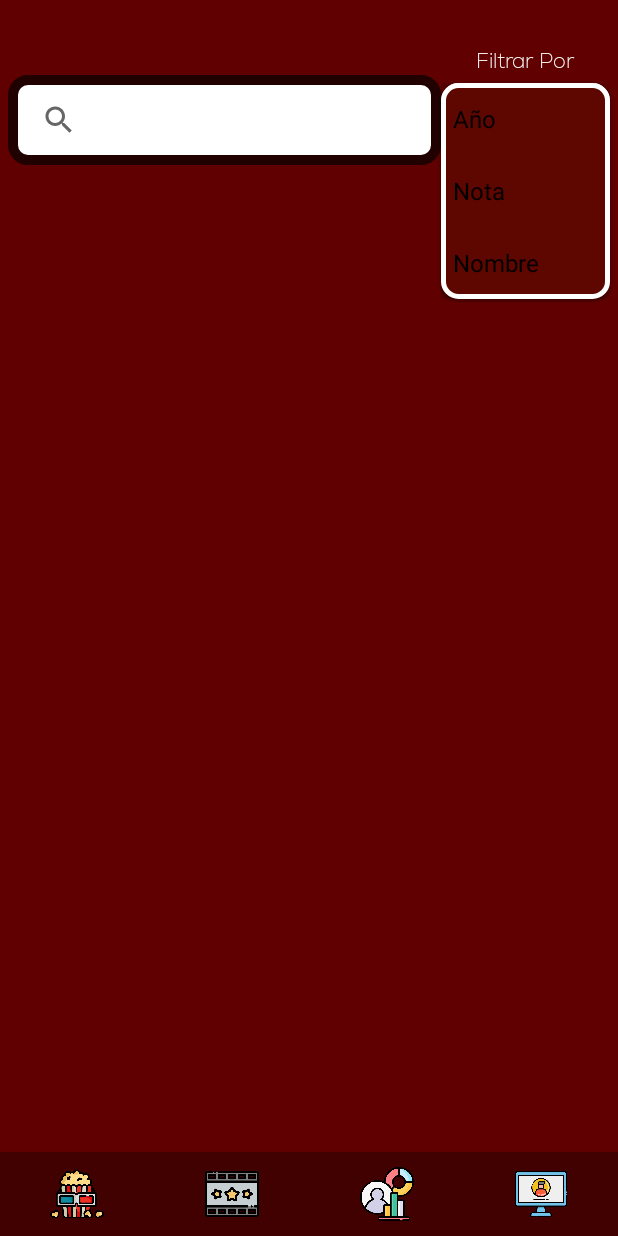
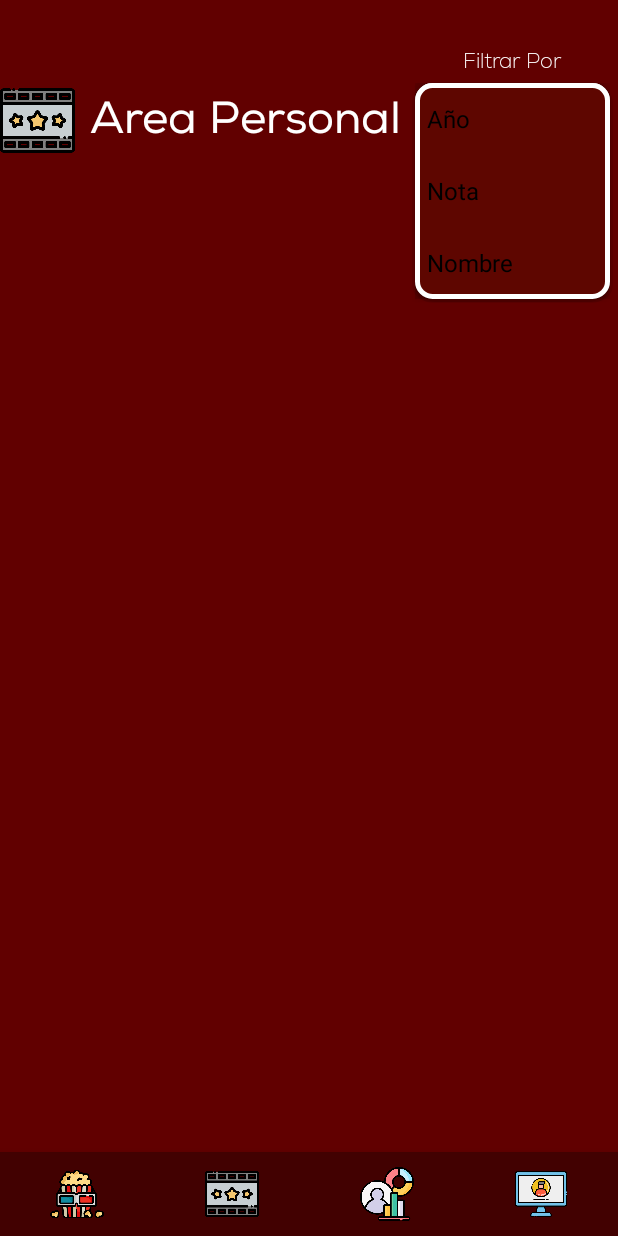
Before and after one commit to RobertoMD8/CineMadridAPP, an Android app: the PantallaPersonal screen opened through its navigation route, after a tap on "Año", on a phone screen of 412 x 824 dp. Run offline under Robolectric (Android 15) with nearby library versions, the light colour scheme and no system bars; our stand-ins replace Firebase (no records; nobody signed in at launch, a user with empty details on screens opened directly), navigation-ui.

Commit message:
Ultimas mejoras antes de Presentar

```diff
--- a/app/src/main/java/com/example/cinemadridapp/ui/pantallaprincipal/PantallaPrincipal.java
+++ b/app/src/main/java/com/example/cinemadridapp/ui/pantallaprincipal/PantallaPrincipal.java
@@ -133,7 +133,7 @@ public class PantallaPrincipal extends Fragment {
                 }
 
 
-                int alturaPorcentaje = (int) (alturaPantalla * 0.19);
+                int alturaPorcentaje = (int) (alturaPantalla * 0.185);
                 View layout = convertView.findViewById(R.id.filaPeliculas);
 
                 if (layout != null) {
--- a/app/src/main/res/layout/fragment_estadisticas.xml
+++ b/app/src/main/res/layout/fragment_estadisticas.xml
@@ -12,7 +12,7 @@
         android:layout_width="match_parent"
         android:layout_height="match_parent"
 
-        android:layout_marginBottom="80dp"
+        android:layout_marginBottom="85dp"
         android:layout_marginTop="50dp"
         >
 
--- a/app/src/main/res/layout/fragment_pantalla_personal.xml
+++ b/app/src/main/res/layout/fragment_pantalla_personal.xml
@@ -7,20 +7,31 @@
     android:background="#610000"
     >
 
+    <ImageView
+        android:id="@+id/iconoPersonal"
+        android:layout_width="50dp"
+        android:layout_height="50dp"
+        app:layout_constraintTop_toTopOf="@id/etBuscarPeliculas"
+        app:layout_constraintBottom_toBottomOf="@id/etBuscarPeliculas"
+        app:layout_constraintStart_toStartOf="parent"
+        android:src="@drawable/icono_pantalla_personal"
+        />
 
-    <SearchView
+    <TextView
         android:id="@+id/etBuscarPeliculas"
         android:layout_width="0dp"
         android:layout_height="60dp"
-        app:layout_constraintStart_toStartOf="parent"
+        app:layout_constraintStart_toEndOf="@id/iconoPersonal"
         app:layout_constraintTop_toTopOf="parent"
         android:layout_marginTop="50dp"
-        app:layout_constraintWidth_percent="0.7"
-        android:layout_marginStart="5dp"
+        app:layout_constraintWidth_percent="0.55"
 
-        android:background="@drawable/edit_text_buscar_pelicula"
+        android:paddingTop="10dp"
+
+        android:text="Area Personal"
         android:textAlignment="center"
-        android:padding="10dp"
+        android:textColor="#FFFFFFFF"
+        android:textSize="30sp"
         android:fontFamily="@font/nexa_regular"
 
         />
```
Also changed, not shown: app/src/main/java/com/example/cinemadridapp/ui/pantallapersonal/PantallaPersonal.java (+25 -5 lines).
